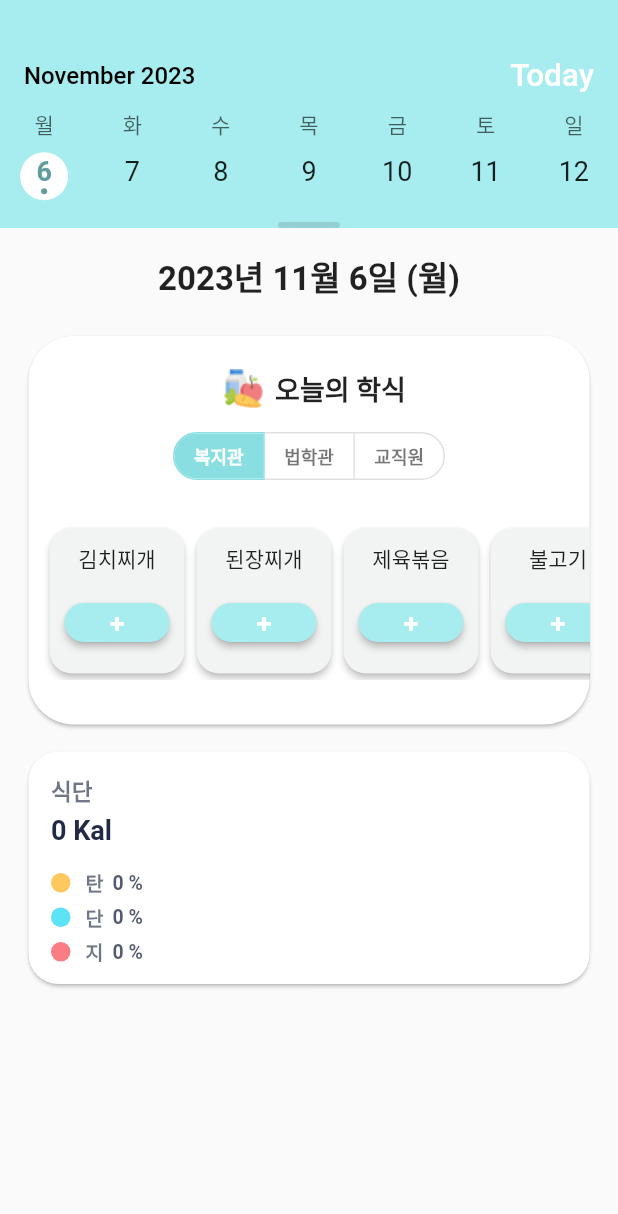
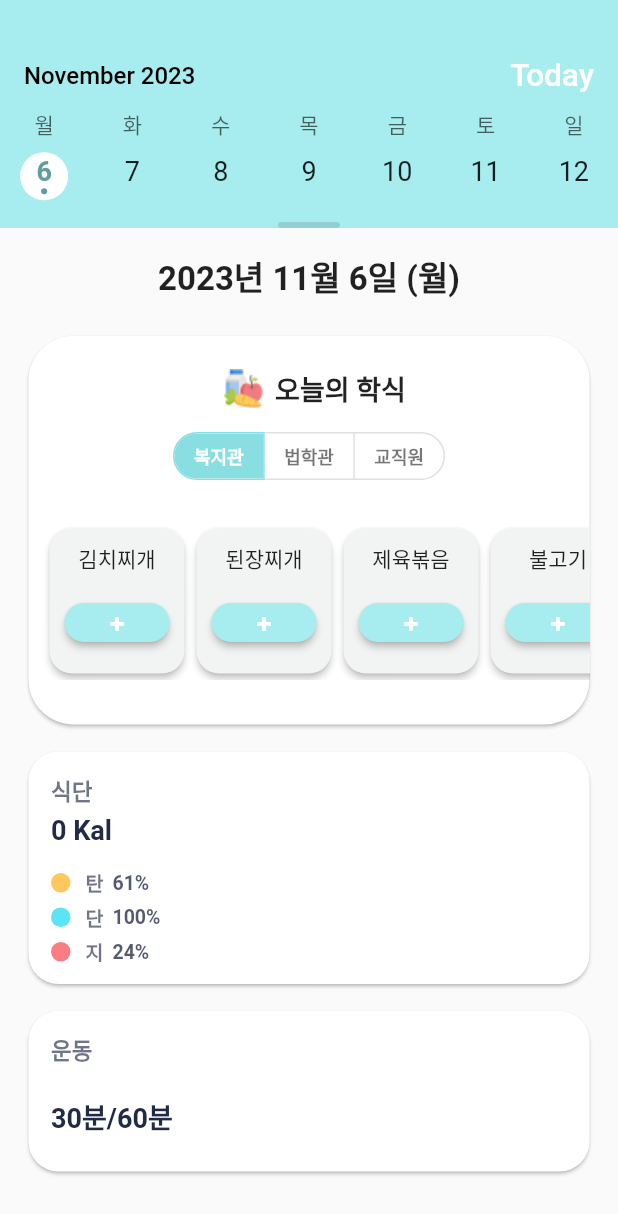
Before and after one commit to team-KooFit/koofit-front, a Flutter app: the screen it shows after launch, on a phone screen of 412 x 824 dp. Shown: the top 1214 px of the screen. Run offline on Flutter 3.47's test engine with Material 2 defaults, Android fonts, the phone set to English and light mode, and no system bars; our stand-ins replace easy_search_bar, flutter_screenutil, get; missing offline and left inert: item_count_number_button; Roboto replaces fonts that are missing (Inter, Poppins).

Commit message:
ADD fitness screen

```diff
--- a/koofit/lib/diet/add_diet_screen.dart
+++ b/koofit/lib/diet/add_diet_screen.dart
@@ -20,7 +20,7 @@ class _AddDietBtnScreenState extends State<AddDietBtnScreen> {
   Widget build(BuildContext context) {
     return ElevatedButton(
       onPressed: () async {
-        await _showBottomSheet(context, widget.where, widget.menu);
+        await _showNutrientSheet(context, widget.where, widget.menu);
       },
         child: Text(
             '+',
@@ -42,7 +42,7 @@ class _AddDietBtnScreenState extends State<AddDietBtnScreen> {
 
   }
 
-  Future<void> _showBottomSheet(BuildContext context, String where, String menu) async {
+  Future<void> _showNutrientSheet(BuildContext context, String where, String menu) async {
     await showModalBottomSheet<void>(
       context: context,
       shape: RoundedRectangleBorder(
@@ -158,7 +158,7 @@ class _AddDietBtnScreenState extends State<AddDietBtnScreen> {
                     onPressed: () {
                       Navigator.pop(context);
                       },
-                    child: Text('확인',
+                    child: Text('수정하기',
                         style: TextStyle(
                             fontWeight: FontWeight.bold,
                             fontSize: 20)),
--- /dev/null
+++ b/koofit/lib/diet/fitness_screen/fitness_card.dart
@@ -0,0 +1,66 @@
+import 'package:flutter/material.dart';
+import 'package:koofit/diet/fitness_screen/show_fitness_screen.dart';
+import 'package:koofit/diet/main_diet_screen/today_show.dart';
+import 'package:koofit/diet/tab_menu/search_diet_screen.dart';
+import 'package:koofit/model/config/palette.dart';
+import 'package:get/get.dart';
+import 'package:koofit/widget/circleText.dart';
+
+class FitnessCard extends StatefulWidget {
+
+  @override
+  State<FitnessCard> createState() => _FitnessCardState();
+}
+
+class _FitnessCardState extends State<FitnessCard> {
+
+  bool isOuter = true;
+
+  @override
+  Widget build(BuildContext context) {
+    return Container(
+      width: double.infinity,
+        decoration: BoxDecoration(
+          borderRadius: BorderRadius.circular(35), // 여기서 숫자를 조절하여 둥근 정도를 결정할 수 있습니다.
+        ),
+        child:
+        InkWell(
+            onTap: () async {
+              await ShowFitness(context);
+            },
+
+            child: Card(
+                shape: RoundedRectangleBorder(borderRadius: BorderRadius.circular(20)),
+                child:
+                Padding(
+                    padding: EdgeInsets.symmetric(horizontal: 15, vertical: 10),
+                    child:
+                    Column(
+                        crossAxisAlignment: CrossAxisAlignment.start,
+                        children: [
+                          SizedBox(height: 5),
+                          Text("운동",
+                            style: TextStyle(
+                              color: Color(0xA5222B45),
+                              fontSize: 15,
+                              fontWeight: FontWeight.w700,
+                            ),),
+                          SizedBox(height: 20,),
+                          Text("30분/60분",
+                            style: TextStyle(
+                              color: Color(0xFF222B45),
+                              fontSize: 18,
+                              fontWeight: FontWeight.w700,
+                            )
+                            ,),
+                          SizedBox(height: 13,),
+
+                        ]))
+            )
+        )
+    );
+
+
+  }
+
+}
--- a/koofit/lib/diet/main_diet_screen/diet_screen.dart
+++ b/koofit/lib/diet/main_diet_screen/diet_screen.dart
@@ -1,4 +1,5 @@
 import 'package:flutter/material.dart';
+import 'package:koofit/diet/fitness_screen/fitness_card.dart';
 import 'package:koofit/diet/main_diet_screen/today_calories_card.dart';
 import 'package:koofit/widget/advanced_calender_lib/advanced_calendar.dart';
 import 'package:intl/intl.dart';
@@ -110,6 +111,8 @@ class _DietScreenState extends State<DietScreen> {
               UnivDietCard(),
               Padding(padding: EdgeInsets.symmetric(vertical: 5)),
               TodayCalorieCard(),
+              Padding(padding: EdgeInsets.symmetric(vertical: 5)),
+              FitnessCard(),
             ]
         )
     );
--- a/koofit/lib/diet/main_diet_screen/today_calories_card.dart
+++ b/koofit/lib/diet/main_diet_screen/today_calories_card.dart
@@ -1,7 +1,10 @@
 import 'package:flutter/material.dart';
+import 'package:koofit/diet/main_diet_screen/today_show.dart';
 import 'package:koofit/diet/tab_menu/search_diet_screen.dart';
 import 'package:koofit/model/config/palette.dart';
 import 'package:get/get.dart';
+import 'package:koofit/widget/circleText.dart';
+
 class TodayCalorieCard extends StatefulWidget {
 
   @override
@@ -10,6 +13,7 @@ class TodayCalorieCard extends StatefulWidget {
 
 class _TodayCalorieCardState extends State<TodayCalorieCard> {
 
+  bool isOuter = true;
 
   @override
   Widget build(BuildContext context) {
@@ -19,12 +23,10 @@ class _TodayCalorieCardState extends State<TodayCalorieCard> {
         ),
         child:
         InkWell(
-          onTap:(){ Navigator.push(
-            context,
-            MaterialPageRoute(
-              builder: (context) => SearchDietScreen(), // 전달할 데이터를 포함하여 다음 스크린 생성
-            ),
-          );},
+    onTap: () async {
+    await showTodayDiet(context);
+    },
+
         child: Card(
             shape: RoundedRectangleBorder(borderRadius: BorderRadius.circular(20)),
             child:
@@ -50,9 +52,9 @@ class _TodayCalorieCardState extends State<TodayCalorieCard> {
                         )
                         ,),
                       SizedBox(height: 13,),
-                      circleText(Palette.tanSu),
-                      circleText(Palette.danBaek),
-                      circleText(Palette.jiBang)
+                      CircleText(Palette.tanSu, 61, isOuter),
+                      CircleText(Palette.danBaek, 100, isOuter ),
+                      CircleText(Palette.jiBang, 24, isOuter)
                     ]))
         )
         )
@@ -61,51 +63,4 @@ class _TodayCalorieCardState extends State<TodayCalorieCard> {
 
   }
 
-  Widget circleText(Color color){
-    String text = "";
-
-    if(color == Palette.tanSu){
-      text = "탄";
-    } else if(color == Palette.danBaek){
-      text = "단";
-    } else {
-      text = "지";
-    }
-
-    return Padding(padding: EdgeInsets.symmetric(vertical: 2),
-        child : Row(
-      children: [
-        Container(
-          width: 13,
-          height: 13,
-          decoration: BoxDecoration(
-              color: color,
-              shape: BoxShape.circle
-          ),
-        ),
-        Padding(padding: EdgeInsets.symmetric(horizontal: 5)),
-        Text(
-          text,
-          textAlign: TextAlign.center,
-          style: TextStyle(
-            color: Color(0xA5222B45),
-            fontSize: 13,
-            fontFamily: 'Poppins',
-            fontWeight: FontWeight.w700,
-          ),
-        ),
-        Padding(padding: EdgeInsets.symmetric(horizontal:3)),
-        Text(
-          '0 %',
-          textAlign: TextAlign.center,
-          style: TextStyle(
-            color: Color(0xC6222B45),
-            fontSize: 13,
-            fontFamily: 'Poppins',
-            fontWeight: FontWeight.w700,
-          ),)
-      ],
-    ));
   }
-
-  }
--- /dev/null
+++ b/koofit/lib/widget/circleText.dart
@@ -0,0 +1,81 @@
+import 'package:flutter/material.dart';
+import 'package:koofit/model/config/palette.dart';
+
+
+class CircleText extends StatelessWidget {
+  final Color color;
+  final int percent;
+  final bool isOuter;
+  final int? realGram;
+  final int? goalGram;
+
+  CircleText(this.color, this.percent, this.isOuter, {this.realGram, this.goalGram});
+
+  @override
+  Widget build(BuildContext context) {
+    String text = '';
+
+    if (color == Palette.tanSu) {
+      text = '탄';
+    } else if (color == Palette.danBaek) {
+      text = '단';
+    } else {
+      text = '지';
+    }
+
+    return Padding(
+      padding: EdgeInsets.symmetric(vertical: 2),
+      child: Row(
+        children: [
+          Container(
+            width: 13,
+            height: 13,
+            decoration: BoxDecoration(
+              color: color,
+              shape: BoxShape.circle,
+            ),
+          ),
+          Padding(padding: EdgeInsets.symmetric(horizontal: 5)),
+          Text(
+            text,
+            textAlign: TextAlign.center,
+            style: TextStyle(
+              color: Color(0xA5222B45),
+              fontSize: 13,
+              fontFamily: 'Poppins',
+              fontWeight: FontWeight.w700,
+            ),
+          ),
+          Padding(padding: EdgeInsets.symmetric(horizontal: 3)),
+          isOuter
+              ? Text(
+            '$percent%',
+            textAlign: TextAlign.center,
+            style: TextStyle(
+              color: Color(0xC6222B45),
+              fontSize: 13,
+              fontFamily: 'Poppins',
+              fontWeight: FontWeight.w700,
+            ),
+          )
+              : Row(
+            children: [
+              Text('$realGram', style: TextStyle(fontWeight: FontWeight.bold, fontSize: 13)),
+              Text(' / $goalGram', style: TextStyle(fontWeight: FontWeight.w500,color: Colors.black38)),
+              SizedBox(width: 10,),
+              Text(
+                '$percent%',
+                textAlign: TextAlign.center,
+                style: TextStyle(
+                  color: Color(0xC6222B45),
+                  fontSize: 13,
+                  fontFamily: 'Poppins',
+                  fontWeight: FontWeight.w700,
+                ),
+              )],
+          ),
+        ],
+      ),
+    );
+  }
+}
```
Also changed, not shown: koofit/lib/diet/fitness_screen/show_fitness_screen.dart (added, +97 -0 lines), koofit/lib/diet/main_diet_screen/today_show.dart (added, +97 -0 lines), 2 other files.
